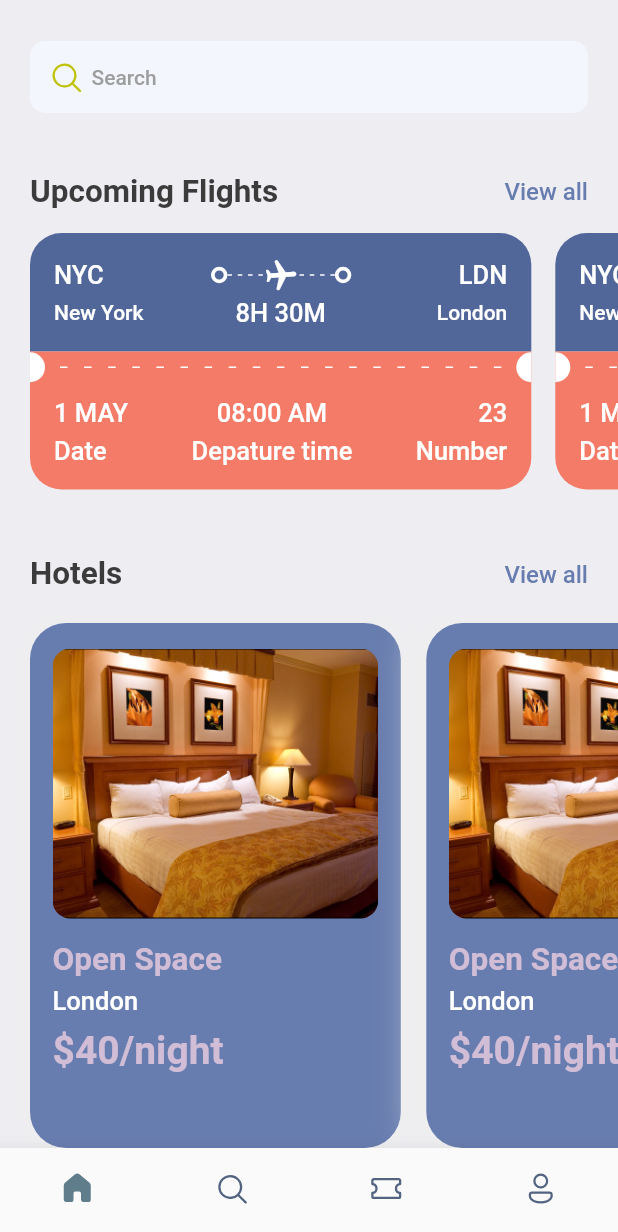
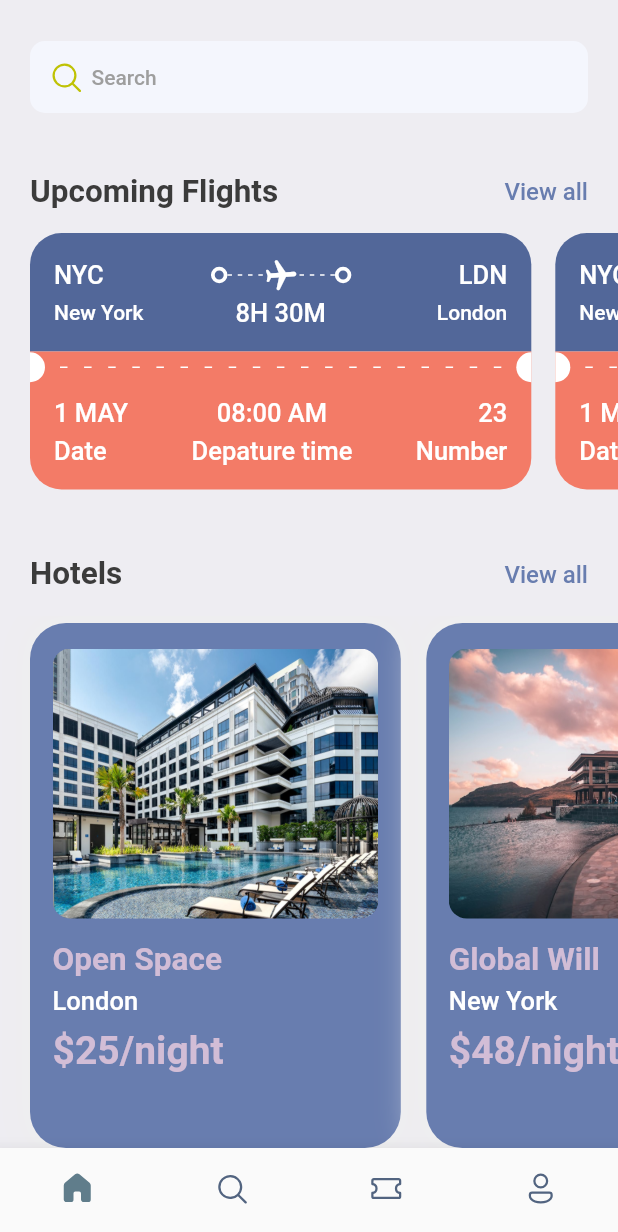
Before and after one commit to avi5079/ticket-booking-app, a Flutter app: the screen it shows after launch, scrolled down 90 dp, on a phone screen of 412 x 824 dp, the part 4-1236 px from its top. Run offline on Flutter 3.47's test engine with Material 2 defaults, Android fonts, the phone set to English and light mode, and no system bars; our stand-ins replace fluentui_icons, gap.

```diff
--- a/lib/screens/home_screen.dart
+++ b/lib/screens/home_screen.dart
@@ -4,6 +4,7 @@ import 'package:flutter/material.dart';
 import 'package:gap/gap.dart';
 import 'package:ticket_booking_app/screens/hotel_screen.dart';
 import 'package:ticket_booking_app/screens/ticket_view.dart';
+import 'package:ticket_booking_app/utils/app_info_list.dart';
 
 import '../utils/app_styles.dart';
 // import 'package:flutter/src/widgets/container.dart';
@@ -116,10 +117,9 @@ class HomeScreen extends StatelessWidget {
             scrollDirection: Axis.horizontal,
             padding: const EdgeInsets.only(left: 20),
             child: Row(
-              children: const [
-                HotelScreen(),
-                HotelScreen(),
-              ],
+              children: hotelList
+                  .map((singleHotel) => HotelScreen(hotel: singleHotel))
+                  .toList(),
             )),
       ]),
     );
--- a/lib/screens/hotel_screen.dart
+++ b/lib/screens/hotel_screen.dart
@@ -7,7 +7,8 @@ import 'package:ticket_booking_app/utils/app_layout.dart';
 import 'package:ticket_booking_app/utils/app_styles.dart';
 
 class HotelScreen extends StatelessWidget {
-  const HotelScreen({super.key});
+  final Map<String, dynamic> hotel;
+  const HotelScreen({super.key, required this.hotel});
 
   @override
   Widget build(BuildContext context) {
@@ -34,26 +35,26 @@ class HotelScreen extends StatelessWidget {
                 decoration: BoxDecoration(
                     borderRadius: BorderRadius.circular(12),
                     color: Styles.primaryColor,
-                    image: const DecorationImage(
+                    image: DecorationImage(
                         fit: BoxFit.cover,
-                        image: AssetImage("assets/images/hotel-room.png")))),
+                        image: AssetImage("assets/images/${hotel['image']}")))),
             const Gap(15),
             SizedBox(
               width: double.infinity,
-              child: Text("Open Space",
+              child: Text(hotel['place'],
                   style:
                       Styles.headLineStyle2.copyWith(color: Styles.kakiColor)),
             ),
             const Gap(5),
             SizedBox(
               width: double.infinity,
-              child: Text("London",
+              child: Text(hotel['destination'],
                   style: Styles.headLineStyle3.copyWith(color: Colors.white)),
             ),
             const Gap(8),
             SizedBox(
               width: double.infinity,
-              child: Text("\$40/night",
+              child: Text("\$${hotel['price']}/night",
                   style:
                       Styles.headLineStyle.copyWith(color: Styles.kakiColor)),
             )
--- /dev/null
+++ b/lib/utils/app_info_list.dart
@@ -0,0 +1,20 @@
+List<Map<String, dynamic>> hotelList = [
+  {
+    'image': 'one.jpg',
+    'place': 'Open Space',
+    'destination': 'London',
+    'price': 25,
+  },
+  {
+    'image': 'two.jpeg',
+    'place': 'Global Will',
+    'destination': 'New York',
+    'price': 48,
+  },
+  {
+    'image': 'three.jpg',
+    'place': 'Burj Khalifa',
+    'destination': 'Dubai',
+    'price': 67,
+  },
+];
```
Also changed, not shown: assets/images/hotel-room.png (deleted), assets/images/one.jpg (added), assets/images/three.jpg (added), assets/images/two.jpeg (added).
